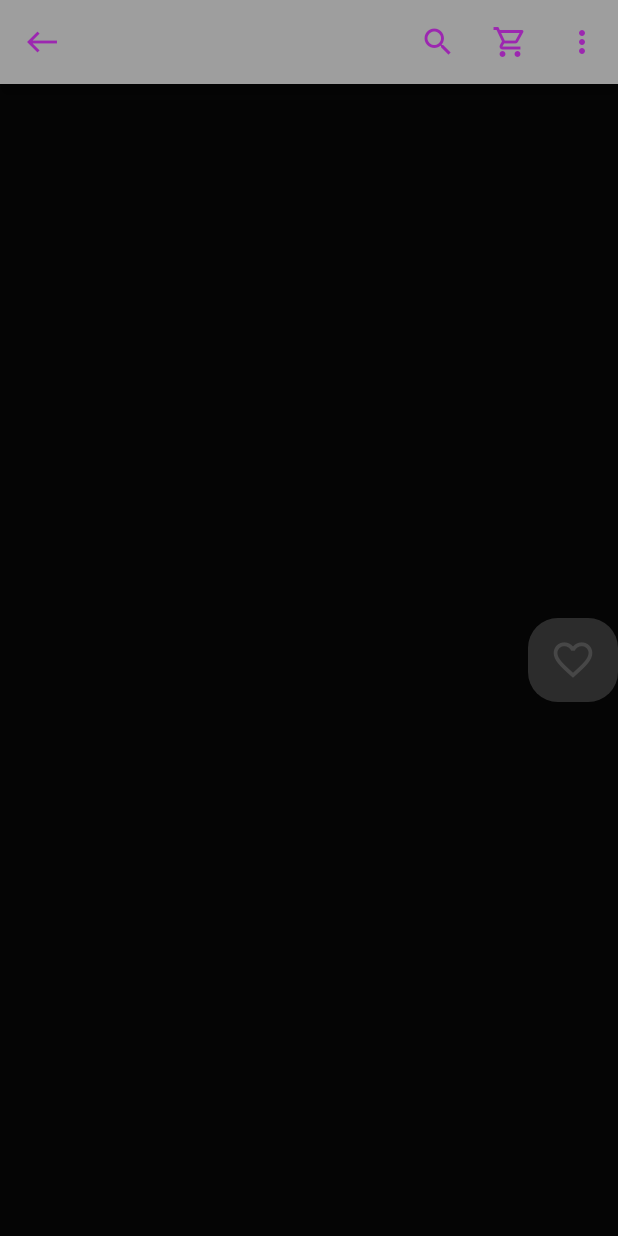
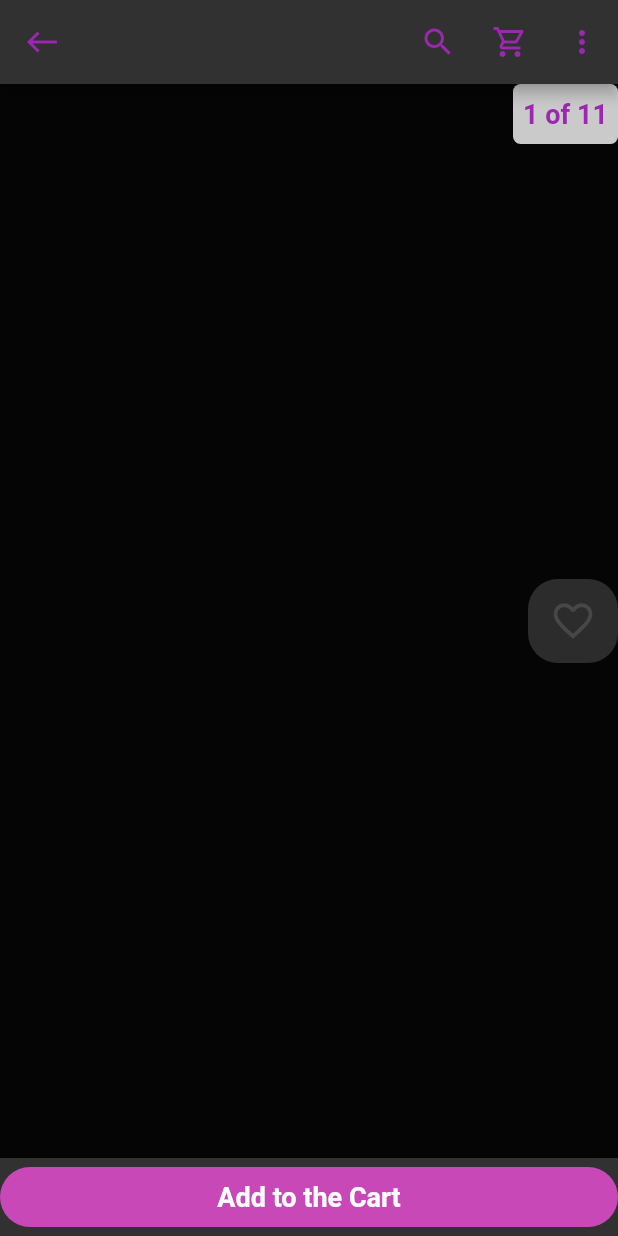
Before and after one commit to TheGewehr/LayoutDesign_AlexandreCarreras, a Flutter app: the screen it shows after launch, on a phone screen of 412 x 824 dp. Run offline on Flutter 3.47's test engine with Material 2 defaults, Android fonts, the phone set to English and light mode, and no system bars.

Commit message:
Adding some widgets more

```diff
--- a/LayoutDesign_AlexandreCarreras/layoutdesign_alexandrecarreras/lib/main.dart
+++ b/LayoutDesign_AlexandreCarreras/layoutdesign_alexandrecarreras/lib/main.dart
@@ -1,3 +1,5 @@
+//import 'dart:html';
+
 import 'package:flutter/material.dart';
 
 void main() {
@@ -16,7 +18,7 @@ class MyApp extends StatelessWidget {
         backgroundColor: const Color.fromARGB(255, 5, 5, 5),
         appBar: AppBar                                            // Appbar Stuff
         (
-          backgroundColor: Colors.grey,
+          backgroundColor: Color.fromARGB(255, 49, 49, 49),
           actions: <Widget>
           [
             IconButton(
@@ -38,7 +40,15 @@ class MyApp extends StatelessWidget {
             icon: const Icon(Icons.west,color: Colors.purple,)
           ),
         ),
-        body: Align(alignment: Alignment.centerRight, child: LikeWidget())//Center(child: LikeWidget()
+        bottomNavigationBar: BottomBar(),
+        body:  Stack(
+          children: [
+          Align(alignment: Alignment.centerRight, child: LikeWidget(),),
+          Align(alignment: Alignment.topRight, child: CountOfPictures(),),
+          //Align(alignment: Alignment.bottomCenter, child: AddToTheCart(),),
+
+          ]
+        )
       )
     );
 
@@ -50,7 +60,6 @@ class LikeWidget extends StatelessWidget{
   bool isLiked = false;
   LikeWidget({Key? key}) : super(key: key);
 
-  static const double width = 60;
   static const double padding = 4;
 
   @override
@@ -71,6 +80,80 @@ class LikeWidget extends StatelessWidget{
           icon: const Icon(Icons.favorite_border,color: Color.fromARGB(255, 71, 71, 71), size: 31,)
         ),
     );
+  }
+}
+
+class CountOfPictures extends StatelessWidget{
+
+  const CountOfPictures({Key? key}) : super(key: key);
+
+
+  static const double padding = 6;
+
+  @override
+  Widget build(BuildContext)
+  {
+    return Container(
+      width: 70,
+      height: 40,
+      decoration: const BoxDecoration(
+        color: Color.fromARGB(255, 202, 202, 202),
+        borderRadius: BorderRadius.all(Radius.circular(5)),
+
+        ),
+      padding: const EdgeInsets.all(padding),
+      child: Center(child: Text("1 of 11", style: const TextStyle( fontSize: 18, fontWeight: FontWeight.bold,color: Colors.purple)))
+    );
+
+  }
+}
+
+class BottomBar extends StatelessWidget{
+
+ const BottomBar({Key? key}) : super(key: key);
+
+  @override
+  Widget build(BuildContext)
+  {
+    return  Container(
+
+      child: const BottomAppBar(
+        elevation: 0,
+        color: Color.fromARGB(255, 49, 49, 49),
+        child: SizedBox(
+          height: 52,
+          //width: MediaQuery.of(context).size.width,
+          child: Center(child: AddToTheCart())
+        )
+
+      ,)
+
+    );
+
+  }
+}
+
+class AddToTheCart extends StatelessWidget{
+  const AddToTheCart({Key? key}) : super(key: key);
+
+
+  static const double padding = 4;
+
+  @override
+  Widget build(BuildContext)
+  {
+    return Container(
+
+      height: 40,
+      decoration: const BoxDecoration(
+        color: Color.fromARGB(255, 201, 72, 184),
+        borderRadius: BorderRadius.all(Radius.circular(50)),
+
+        ),
+      padding: const EdgeInsets.all(padding),
+      child: Center(child: Text("Add to the Cart", style: const TextStyle( fontSize: 18, fontWeight: FontWeight.bold,color: Color.fromARGB(255, 255, 255, 255))))
+    );
+
   }
 }
 
```
